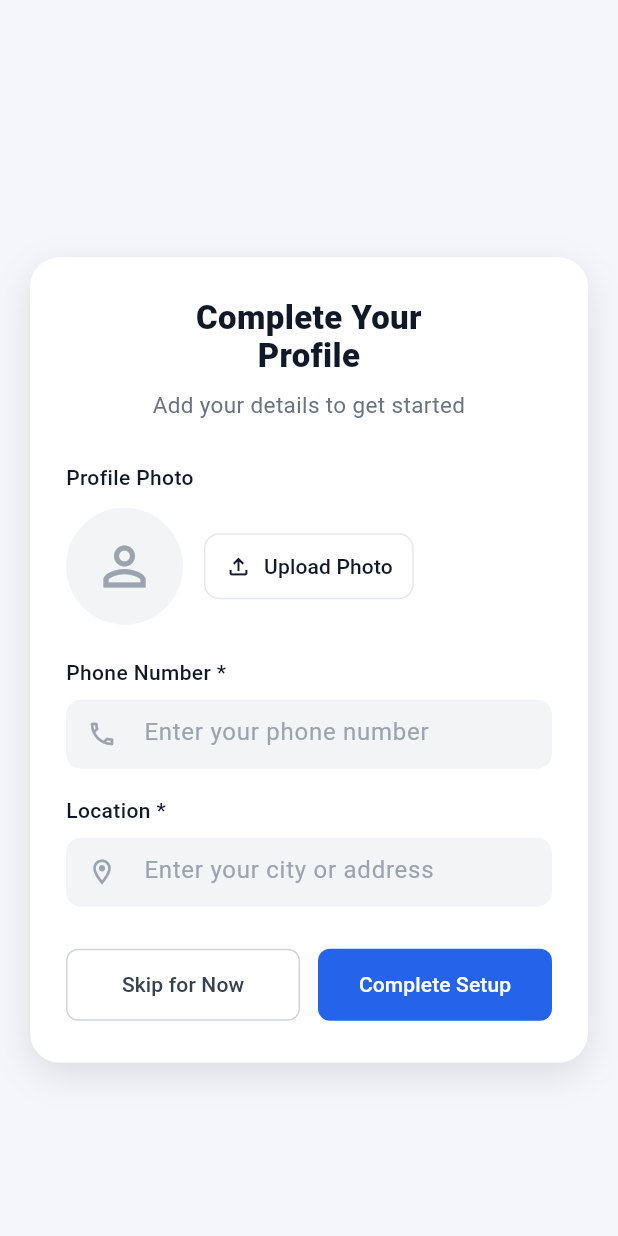
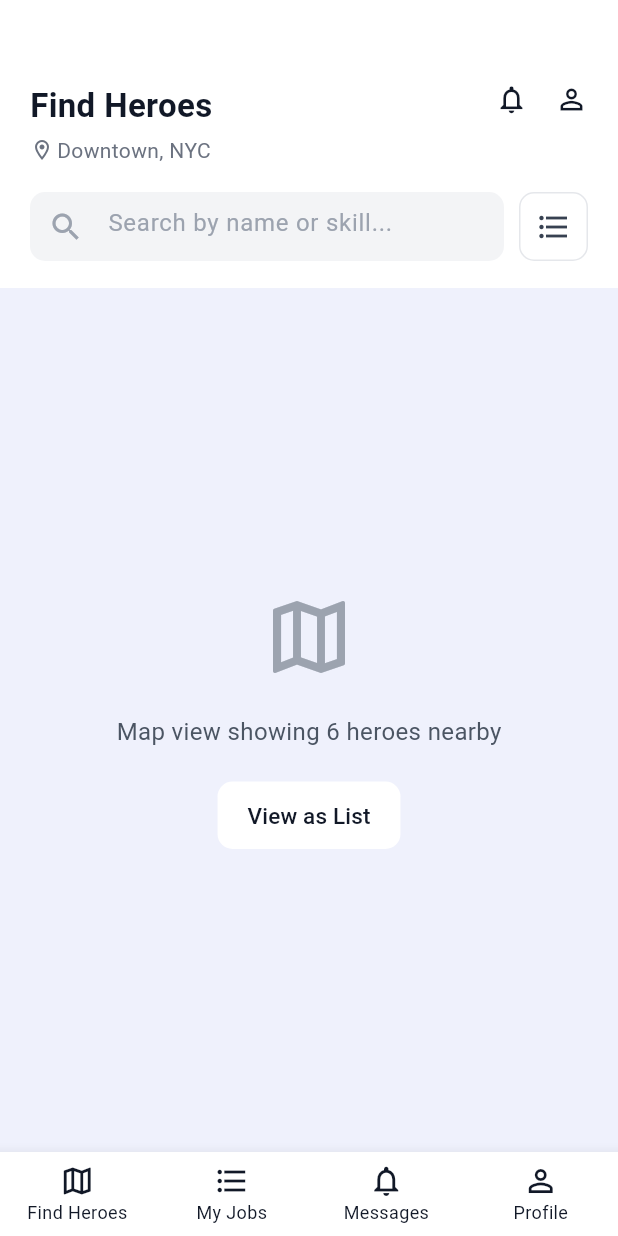
Before and after one commit to Wlszn/localheroes, a Flutter app: the screen it shows after launch, on a phone screen of 412 x 824 dp. Run offline on Flutter 3.47's test engine with Material 3 defaults, Android fonts, the phone set to English and light mode, and no system bars; our stand-ins replace cloud_firestore, firebase_auth, firebase_core, splashscreen; accounts and stored records are empty.

Commit message:
Added the find heroes screen

```diff
--- /dev/null
+++ b/lib/Screens/find_heroes_screen.dart
@@ -0,0 +1,215 @@
+import 'package:flutter/material.dart';
+
+class FindHeroesScreen extends StatefulWidget {
+  const FindHeroesScreen({super.key});
+
+  @override
+  State<FindHeroesScreen> createState() => _FindHeroesScreenState();
+}
+
+class _FindHeroesScreenState extends State<FindHeroesScreen> {
+  int selectedIndex = 0;
+
+  @override
+  Widget build(BuildContext context) {
+    return Scaffold(
+      backgroundColor: const Color(0xFFF3F4FB),
+
+      body: Column(
+        children: [
+          Container(
+            color: Colors.white,
+            padding: const EdgeInsets.only(
+              top: 55,
+              left: 20,
+              right: 20,
+              bottom: 18,
+            ),
+            child: Column(
+              children: [
+                Row(
+                  crossAxisAlignment: CrossAxisAlignment.start,
+                  children: [
+                    Expanded(
+                      child: Column(
+                        crossAxisAlignment: CrossAxisAlignment.start,
+                        children: const [
+                          Text(
+                            'Find Heroes',
+                            style: TextStyle(
+                              fontSize: 22,
+                              fontWeight: FontWeight.bold,
+                              color: Color(0xFF111827),
+                            ),
+                          ),
+                          SizedBox(height: 4),
+                          Row(
+                            children: [
+                              Icon(
+                                Icons.location_on_outlined,
+                                size: 16,
+                                color: Color(0xFF6B7280),
+                              ),
+                              SizedBox(width: 2),
+                              Text(
+                                'Downtown, NYC',
+                                style: TextStyle(
+                                  fontSize: 14,
+                                  color: Color(0xFF6B7280),
+                                ),
+                              ),
+                            ],
+                          ),
+                        ],
+                      ),
+                    ),
+
+                    Row(
+                      children: const [
+                        Icon(
+                          Icons.notifications_none_outlined,
+                          size: 22,
+                          color: Color(0xFF111827),
+                        ),
+                        SizedBox(width: 18),
+                        Icon(
+                          Icons.person_outline,
+                          size: 22,
+                          color: Color(0xFF111827),
+                        ),
+                      ],
+                    ),
+                  ],
+                ),
+
+                const SizedBox(height: 18),
+
+                Row(
+                  children: [
+                    Expanded(
+                      child: Container(
+                        height: 46,
+                        decoration: BoxDecoration(
+                          color: const Color(0xFFF3F4F6),
+                          borderRadius: BorderRadius.circular(10),
+                        ),
+                        child: const TextField(
+                          decoration: InputDecoration(
+                            border: InputBorder.none,
+                            prefixIcon: Icon(
+                              Icons.search,
+                              color: Color(0xFF9CA3AF),
+                            ),
+                            hintText: 'Search by name or skill...',
+                            hintStyle: TextStyle(
+                              color: Color(0xFF9CA3AF),
+                              fontSize: 16,
+                            ),
+                          ),
+                        ),
+                      ),
+                    ),
+
+                    const SizedBox(width: 10),
+
+                    Container(
+                      width: 46,
+                      height: 46,
+                      decoration: BoxDecoration(
+                        color: Colors.white,
+                        border: Border.all(color: const Color(0xFFE5E7EB)),
+                        borderRadius: BorderRadius.circular(10),
+                      ),
+                      child: const Icon(
+                        Icons.format_list_bulleted,
+                        color: Color(0xFF374151),
+                      ),
+                    ),
+                  ],
+                ),
+              ],
+            ),
+          ),
+
+          Expanded(
+            child: Container(
+              width: double.infinity,
+              color: const Color(0xFFEFF1FC),
+              child: Column(
+                mainAxisAlignment: MainAxisAlignment.center,
+                children: [
+                  const Icon(
+                    Icons.map_outlined,
+                    size: 64,
+                    color: Color(0xFF9CA3AF),
+                  ),
+                  const SizedBox(height: 20),
+                  const Text(
+                    'Map view showing 6 heroes nearby',
+                    style: TextStyle(
+                      fontSize: 16,
+                      color: Color(0xFF4B5563),
+                    ),
+                  ),
+                  const SizedBox(height: 20),
+                  ElevatedButton(
+                    onPressed: () {},
+                    style: ElevatedButton.styleFrom(
+                      backgroundColor: Colors.white,
+                      foregroundColor: const Color(0xFF111827),
+                      elevation: 0,
+                      padding: const EdgeInsets.symmetric(
+                        horizontal: 20,
+                        vertical: 12,
+                      ),
+                      shape: RoundedRectangleBorder(
+                        borderRadius: BorderRadius.circular(10),
+                      ),
+                    ),
+                    child: const Text(
+                      'View as List',
+                      style: TextStyle(fontSize: 15),
+                    ),
+                  ),
+                ],
+              ),
+            ),
+          ),
+        ],
+      ),
+
+      bottomNavigationBar: BottomNavigationBar(
+        currentIndex: selectedIndex,
+        onTap: (index) {
+          setState(() {
+            selectedIndex = index;
+          });
+        },
+        type: BottomNavigationBarType.fixed,
+        backgroundColor: Colors.white,
+        selectedItemColor: const Color(0xFF111827),
+        unselectedItemColor: const Color(0xFF111827),
+        selectedFontSize: 12,
+        unselectedFontSize: 12,
+        items: const [
+          BottomNavigationBarItem(
+            icon: Icon(Icons.map_outlined),
+            label: 'Find Heroes',
+          ),
+          BottomNavigationBarItem(
+            icon: Icon(Icons.format_list_bulleted),
+            label: 'My Jobs',
+          ),
+          BottomNavigationBarItem(
+            icon: Icon(Icons.notifications_none),
+            label: 'Messages',
+          ),
+          BottomNavigationBarItem(
+            icon: Icon(Icons.person_outline),
+            label: 'Profile',
+          ),
+        ],
+      ),
+    );
+  }
+}
--- a/lib/main.dart
+++ b/lib/main.dart
@@ -3,6 +3,7 @@ import 'package:localheroes/Screens/profile_screen.dart';
 //import 'package:localheroes/DBConnection/dbconnection.dart';
 import 'package:localheroes/screens/splashscreen.dart';
 import 'package:firebase_core/firebase_core.dart';
+import 'Screens/find_heroes_screen.dart';
 import 'firebase_options.dart';
 
 void main() async {
@@ -20,7 +21,7 @@ class MyApp extends StatelessWidget {
   Widget build(BuildContext context) {
     return MaterialApp(
       debugShowCheckedModeBanner: false,
-      home: const Profilescreen(),
+      home: const FindHeroesScreen(),
     );
   }
 }
```
